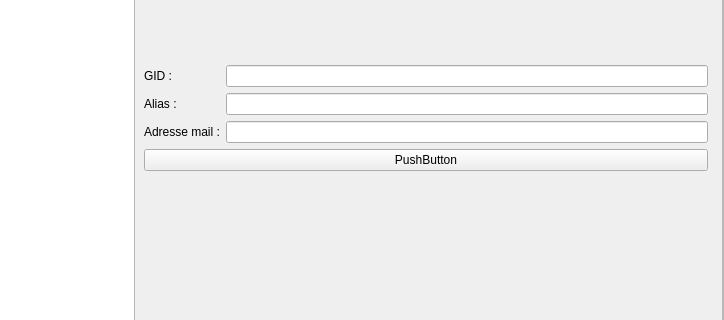
Qt form src/gui/ui/main.ui (TheR7angelo/Centre_macro) before a commit; both pictures show x 128 to 852 and y 273 to 593 of the 852 by 725 pixel window.
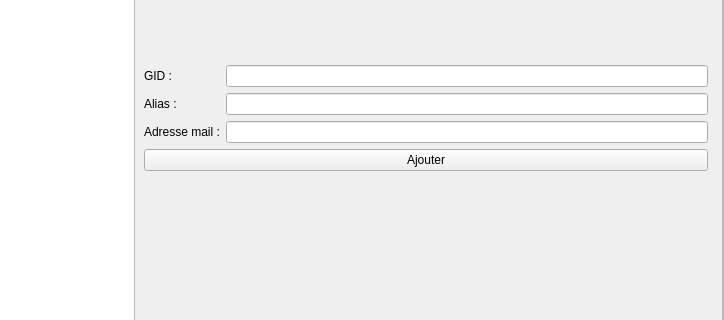
The same form after that commit. Custom widgets are drawn as their Qt base class.

Commit message: ajout auteur

Diff of the .ui file:
```diff
--- a/src/gui/ui/main.ui
+++ b/src/gui/ui/main.ui
@@ -808,7 +808,7 @@
                  <item>
                   <widget class="QPushButton" name="pb_auteur_add_valide">
                    <property name="text">
-                    <string>PushButton</string>
+                    <string>Ajouter</string>
                    </property>
                   </widget>
                  </item>
```
Left out of the diff: 2 changed lines with no effect on the pictures. The commit also changes 2 other files.
